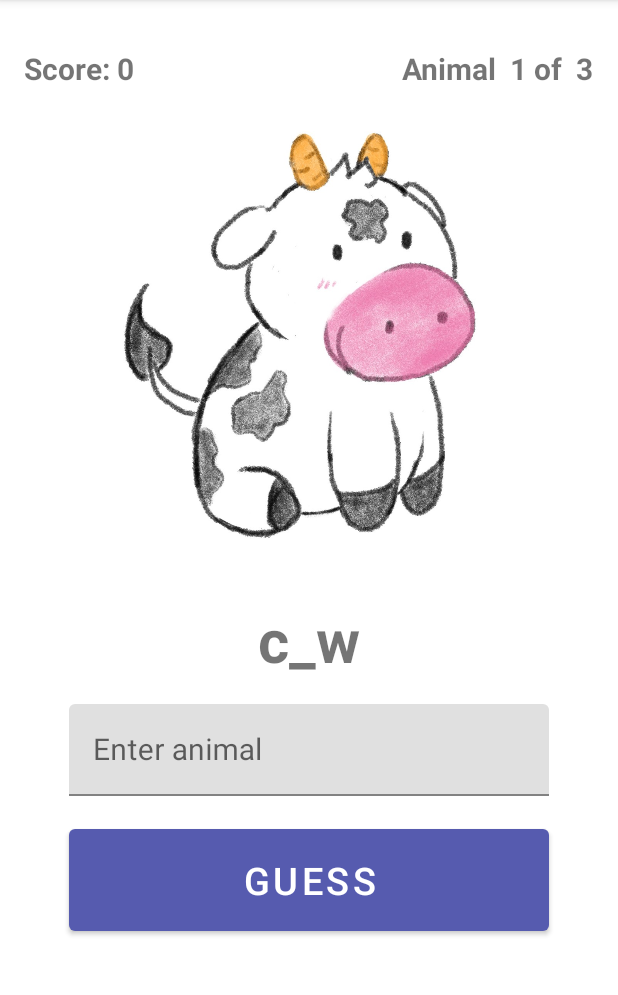
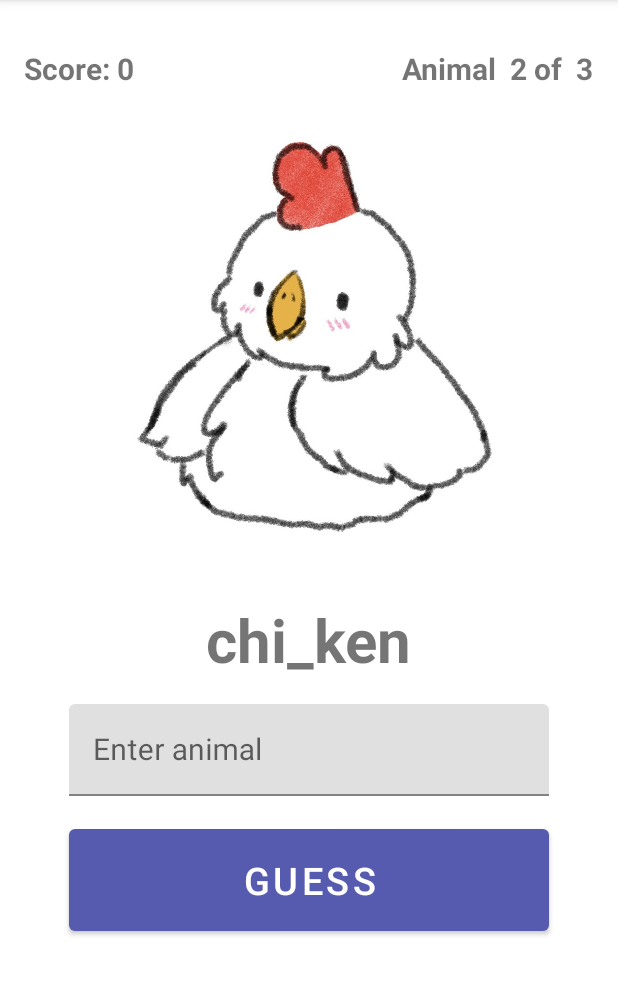
Before and after one commit to jgrimes91/Education_Game, an Android app: the GameFragment screen opened through its navigation route, after a tap on "GUESS", on a phone screen of 412 x 824 dp, the part 84-1079 px from its top. Run offline under Robolectric (Android 15) with nearby library versions, the phone set to English and light mode, and no system bars; our stand-ins replace Room's generated code, data binding; 1 statement that could not run was skipped.

Commit message:
General db functionality working. Adding in to settings to get difficulty and the user name for things.

```diff
--- a/app/src/main/AndroidManifest.xml
+++ b/app/src/main/AndroidManifest.xml
@@ -1,7 +1,6 @@
 <?xml version="1.0" encoding="utf-8"?>
 <manifest xmlns:android="http://schemas.android.com/apk/res/android"
     xmlns:tools="http://schemas.android.com/tools">
-
     <application
         android:allowBackup="true"
         android:dataExtractionRules="@xml/data_extraction_rules"
--- /dev/null
+++ b/app/src/main/java/au/edu/jcu/cp3406/education_game/database/ScoreBoardDatabase.kt
@@ -0,0 +1,49 @@
+package au.edu.jcu.cp3406.education_game.database
+
+import android.content.Context
+import androidx.room.Database
+import androidx.room.Room
+import androidx.room.RoomDatabase
+
+@Database(entities = [Scoreboard::class], version = 1, exportSchema = false)
+abstract class ScoreBoardDatabase : RoomDatabase(){
+    /**
+     * Connects the database to the DAO
+     */
+    abstract val scoreboardDatabaseDao: ScoreboardDatabaseDao
+
+    /**
+     * Companion object allows us to add functions on the Scoreboard class.
+     */
+    companion object {
+
+        /**
+         * INSTANCE will keep a reference to any database via getInstance.
+         *
+         * This will help avoid repeatedly initialising the database.
+         *
+         * The volatile variable will never be cached, and all writes and reads
+         * will be done to and from the main memory. It means that changes made by one thread
+         * to shared data are visible to other threads.
+         */
+        @Volatile
+        private var INSTANCE: ScoreBoardDatabase? = null
+
+        fun getInstance(context: Context): ScoreBoardDatabase {
+            synchronized(this) {
+                var instance = INSTANCE
+
+                if (instance == null) {
+                    instance = Room.databaseBuilder(
+                        context.applicationContext,
+                        ScoreBoardDatabase::class.java,
+                        "score_history_database"
+                    ).fallbackToDestructiveMigration().build()
+                    INSTANCE = instance
+                }
+                return instance
+            }
+        }
+    }
+
+}
--- /dev/null
+++ b/app/src/main/java/au/edu/jcu/cp3406/education_game/database/ScoreboardDatabaseDao.kt
@@ -0,0 +1,23 @@
+package au.edu.jcu.cp3406.education_game.database
+
+import androidx.lifecycle.LiveData
+import androidx.room.Dao
+import androidx.room.Insert
+import androidx.room.Query
+import androidx.room.Update
+
+@Dao
+interface ScoreboardDatabaseDao {
+
+    @Insert
+    suspend fun insert(score: Scoreboard)
+
+    @Update
+    suspend fun update(score: Scoreboard)
+
+    @Query("DELETE FROM high_score_table")
+    suspend fun clear()
+
+    @Query("SELECT * FROM high_score_table ORDER BY score DESC")
+    fun getAllScores(): LiveData<Scoreboard>
+}
--- a/app/src/main/java/au/edu/jcu/cp3406/education_game/ui/game/GameFragment.kt
+++ b/app/src/main/java/au/edu/jcu/cp3406/education_game/ui/game/GameFragment.kt
@@ -1,5 +1,6 @@
 package au.edu.jcu.cp3406.education_game.ui.game
 
+import android.app.Application
 import android.os.Bundle
 import android.view.LayoutInflater
 import android.view.View
@@ -7,6 +8,9 @@ import android.view.ViewGroup
 import androidx.databinding.DataBindingUtil
 import androidx.fragment.app.Fragment
 import androidx.fragment.app.viewModels
+import androidx.lifecycle.ViewModelProvider
+import androidx.navigation.fragment.findNavController
+import au.edu.jcu.cp3406.education_game.database.ScoreBoardDatabase
 import au.edu.jcu.cp3406.educationgame.R
 import au.edu.jcu.cp3406.educationgame.databinding.FragmentGameBinding
 import com.google.android.material.dialog.MaterialAlertDialogBuilder
@@ -15,6 +19,7 @@ class GameFragment : Fragment() {
 
     private val viewModel: GameViewModel by viewModels()
     private lateinit var binding: FragmentGameBinding
+    private lateinit var application: Application
 
     override fun onCreateView(
         inflater: LayoutInflater, container: ViewGroup?,
@@ -22,6 +27,16 @@ class GameFragment : Fragment() {
     ): View {
         // Inflate the layout for this fragment
         binding = DataBindingUtil.inflate(inflater, R.layout.fragment_game, container, false)
+        application = requireNotNull(this.activity).application
+
+        // Create an instance of the ViewModel Factory
+        val dataSource = ScoreBoardDatabase.getInstance(application).scoreboardDatabaseDao
+        val viewModelFactory = GameViewModelFactory(dataSource, application)
+
+        // Get a reference to the ViewModel associated with this fragment
+        val gameViewModel =
+            (ViewModelProvider(this, viewModelFactory).get(GameViewModel::class.java))
+        binding.gameViewModel = gameViewModel
 
         return binding.root
     }
@@ -30,37 +45,48 @@ class GameFragment : Fragment() {
     override fun onResume() {
         super.onResume()
 
-        binding.gameViewModel = viewModel
-        binding.lifecycleOwner = viewLifecycleOwner
+        binding.lifecycleOwner = this
 
         binding.maxAnimalCount = MAX_NO_OF_ANIMALS
 
-        viewModel.drawableResId.observe(this){
-            drawableResId -> binding.currentAnimal.setImageResource(drawableResId)
+        viewModel.drawableResId.observe(this) { drawableResId ->
+            binding.currentAnimal.setImageResource(drawableResId)
         }
 
-        binding.guessButton.setOnClickListener{guessAnimal()}
+        binding.guessButton.setOnClickListener { guessAnimal() }
+
+
     }
 
     private fun guessAnimal() {
         val guess = binding.guessInputEditText.text.toString()
 
-        if (viewModel.checkGuess(guess)){
-            viewModel.nextAnimal()
-            if (!viewModel.nextAnimal()){
-                showFinalScore()
-            }
+        viewModel.checkGuess(guess)
+        if (!viewModel.nextAnimal()) {
+            showFinalScore()
         }
     }
 
     private fun showFinalScore() {
+        var titleMessage = ""
+
+        if (viewModel.score.value!! >= 20) {
+            titleMessage = "Nice try!"
+        } else if (viewModel.score.value!! == 30) {
+            titleMessage = "Well done!"
+        }
+
         MaterialAlertDialogBuilder(requireContext())
-            .setTitle("Well done!")
-            .setMessage("You scored ${viewModel.score} out of $MAX_NO_OF_ANIMALS")
+            .setTitle(titleMessage)
+            .setMessage("You scored ${viewModel.score.value} points")
             .setCancelable(false)
-            .setNegativeButton("Back to home") { _, _ ->  }
+            .setNegativeButton("Back to home") { _, _ -> returnToTitle() }
             .setPositiveButton("Play again") { _, _ ->
                 viewModel.resetData()
             }.show()
     }
+
+    private fun returnToTitle() {
+        findNavController().navigate(R.id.action_gameFragment_to_titleFragment)
+    }
 }
--- a/app/src/main/java/au/edu/jcu/cp3406/education_game/ui/game/GameViewModel.kt
+++ b/app/src/main/java/au/edu/jcu/cp3406/education_game/ui/game/GameViewModel.kt
@@ -1,12 +1,16 @@
 package au.edu.jcu.cp3406.education_game.ui.game
 
+import android.app.Application
 import android.media.MediaPlayer
 import androidx.lifecycle.LiveData
 import androidx.lifecycle.MutableLiveData
 import androidx.lifecycle.ViewModel
+import au.edu.jcu.cp3406.education_game.database.ScoreboardDatabaseDao
 import au.edu.jcu.cp3406.educationgame.R
 
-class GameViewModel : ViewModel() {
+class GameViewModel(
+    dataSource: ScoreboardDatabaseDao, application: Application) : ViewModel() {
+
     private val _score = MutableLiveData(0)
     val score: LiveData<Int> get() = _score
 
@@ -15,6 +19,7 @@ class GameViewModel : ViewModel() {
 
     private val _drawableResId = MutableLiveData<Int>()
     val drawableResId: MutableLiveData<Int> get() = _drawableResId
+//    var drawableResId: Int = 0
 
     private var animalList: MutableList<String> = mutableListOf()
 
@@ -25,23 +30,24 @@ class GameViewModel : ViewModel() {
 
     private lateinit var animalSound: MediaPlayer
 
+    val database = dataSource
+
     init {
         getNextAnimal()
     }
 
-    fun resetData(){
+    fun resetData() {
         _score.value = 0
         _currentAnimalCount.value = 0
         animalList.clear()
+        nextAnimal()
     }
 
-    fun checkGuess(guess: String): Boolean {
-        if (guess.equals(currentAnimal, true)) {
+    fun checkGuess(guess: String) {
+        if (guess == currentAnimal) {
             increaseScore()
-            return true
         } else {
             _score.value = score.value
-            return false
         }
     }
 
@@ -62,24 +68,51 @@ class GameViewModel : ViewModel() {
         } else {
             _currentAnimalCount.value = (_currentAnimalCount.value)?.inc()
             animalList.add(currentAnimal)
-            getAnimalResource()
+
+//            drawableResId = getAnimalImage(currentAnimal)
+            getAnimalImage()
 //            playAnimalSound()
         }
     }
 
 //    private fun playAnimalSound() {
-//        if(!this::animalSound.isInitialized){
+//        val soundResId = getAnimalSoundResId(currentAnimal)
 //
+//        if (!this::animalSound.isInitialized) {
+//            animalSound = MediaPlayer.create(this, soundResId)
 //        }
+//        if (animalSound.isPlaying) {
+//            animalSound.pause()
+//            animalSound.seekTo(0)
+//        }
+//        animalSound.start()
 //    }
+
+
+    private fun getAnimalSoundResId(animal: String): Int {
+        val soundResId = when (animal) {
+            "cow" -> R.raw.cow
+            "chicken" -> R.raw.chicken
+            "pig" -> R.raw.pig
+            else -> R.raw.error
+        }
+        return soundResId
+    }
 
     /**
      * Links animal string to correct resource files
      */
-    private fun getAnimalResource() {
+//    private fun getAnimalImage(animal: String): Int {
+//    return when (animal) {
+//        "cow" -> R.drawable.cow
+//        "chicken" -> R.drawable.chicken
+//        else -> R.drawable.pig
+
+
+    private fun getAnimalImage() {
+
         if (currentAnimal == allAnimals[0]) {
             drawableResId.value = R.drawable.cow
-
         }
         if (currentAnimal == allAnimals[1]) {
             drawableResId.value = R.drawable.chicken
--- /dev/null
+++ b/app/src/main/java/au/edu/jcu/cp3406/education_game/ui/game/GameViewModelFactory.kt
@@ -0,0 +1,19 @@
+package au.edu.jcu.cp3406.education_game.ui.game
+
+import android.app.Application
+import androidx.lifecycle.ViewModel
+import androidx.lifecycle.ViewModelProvider
+import au.edu.jcu.cp3406.education_game.database.ScoreboardDatabaseDao
+
+class GameViewModelFactory(
+    private val dataSource: ScoreboardDatabaseDao,
+    private val application: Application
+) : ViewModelProvider.Factory {
+    @Suppress("unchecked_cast")
+    override fun <T : ViewModel> create(modelClass: Class<T>): T {
+        if(modelClass.isAssignableFrom(GameViewModel::class.java)){
+            return GameViewModel(dataSource, application ) as T
+        }
+        throw IllegalArgumentException("Unknown ViewModel class")
+    }
+}
--- a/app/src/main/res/layout/fragment_settings.xml
+++ b/app/src/main/res/layout/fragment_settings.xml
@@ -67,7 +67,7 @@
             app:layout_constraintTop_toBottomOf="@+id/usernameContainer" />
 
         <RadioGroup
-            android:id="@+id/toggleButton"
+            android:id="@+id/difficultySelection"
             android:layout_width="wrap_content"
             android:layout_height="wrap_content"
             android:layout_marginTop="10dp"
@@ -115,8 +115,8 @@
             android:textSize="20sp"
             android:textStyle="bold"
             app:layout_constraintEnd_toEndOf="@+id/usernameContainer"
-            app:layout_constraintStart_toStartOf="@+id/toggleButton"
-            app:layout_constraintTop_toBottomOf="@+id/toggleButton" />
+            app:layout_constraintStart_toStartOf="@+id/difficultySelection"
+            app:layout_constraintTop_toBottomOf="@+id/difficultySelection" />
 
 
         <ImageView
--- a/app/src/main/res/navigation/navigation.xml
+++ b/app/src/main/res/navigation/navigation.xml
@@ -26,5 +26,9 @@
         android:id="@+id/gameFragment"
         android:name="au.edu.jcu.cp3406.education_game.ui.game.GameFragment"
         android:label="GameFragment"
-        tools:layout="@layout/fragment_game"/>
+        tools:layout="@layout/fragment_game">
+        <action
+            android:id="@+id/action_gameFragment_to_titleFragment"
+            app:destination="@id/titleFragment" />
+    </fragment>
 </navigation>
```
Also changed, not shown: app/build.gradle (+17 -5 lines), app/src/main/java/au/edu/jcu/cp3406/education_game/SettingsFragment.kt (+26 -2 lines), app/src/main/java/au/edu/jcu/cp3406/education_game/database/Scoreboard.kt (added, +18 -0 lines), 1 other file.
